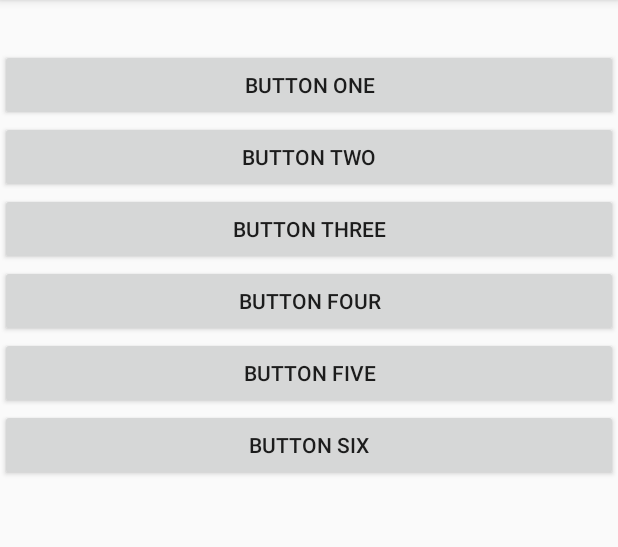
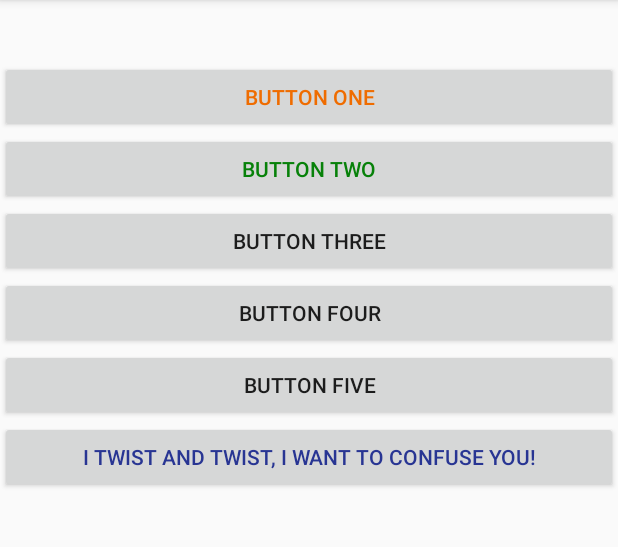
Before and after one commit to mixa4y/Oriental, an Android app: the screen it shows after launch (MainActivity), on a phone screen of 412 x 824 dp, the part 84-631 px from its top. Run offline under Robolectric (Android 15) with nearby library versions, the phone set to English and light mode, and no system bars.

Commit message:
not bad=))

```diff
--- a/app/build.gradle
+++ b/app/build.gradle
@@ -21,9 +21,9 @@ android {
 
 dependencies {
     implementation fileTree(dir: 'libs', include: ['*.jar'])
-    implementation 'androidx.appcompat:appcompat:1.0.2'
+    implementation 'androidx.appcompat:appcompat:1.1.0'
     implementation 'androidx.constraintlayout:constraintlayout:1.1.3'
     testImplementation 'junit:junit:4.12'
-    androidTestImplementation 'androidx.test.ext:junit:1.1.0'
-    androidTestImplementation 'androidx.test.espresso:espresso-core:3.1.1'
+    androidTestImplementation 'androidx.test.ext:junit:1.1.1'
+    androidTestImplementation 'androidx.test.espresso:espresso-core:3.2.0'
 }
--- a/app/src/main/res/layout-land/activity_main.xml
+++ b/app/src/main/res/layout-land/activity_main.xml
@@ -1,53 +1,99 @@
 <?xml version="1.0" encoding="utf-8"?>
 <LinearLayout xmlns:android="http://schemas.android.com/apk/res/android"
     xmlns:tools="http://schemas.android.com/tools"
+    android:id="@+id/linearLayout"
     android:layout_width="match_parent"
     android:layout_height="match_parent"
+    android:background="@android:color/background_light"
     android:orientation="vertical"
     tools:context=".MainActivity">
 
+    <LinearLayout
+        android:id="@+id/container"
+        android:layout_width="match_parent"
+        android:layout_height="wrap_content"
+        android:layout_gravity="center"
+        android:baselineAligned="false"
+        android:gravity="center"
+        android:orientation="vertical"
+        android:paddingLeft="20dp"
+        android:paddingRight="20dp">
+
+
         <TextView
+
             android:id="@+id/textHeader"
             android:layout_width="match_parent"
             android:layout_height="wrap_content"
             android:gravity="center"
-        android:textSize="24sp"
-        android:textColor="@color/colorGreen"/>
+            android:textColor="@color/colorGreen"
+            android:textSize="30sp" />
+
+        <TableLayout
+            android:id="@+id/tableLayout"
+            android:layout_width="wrap_content"
+            android:layout_height="wrap_content"
+            android:layout_gravity="center"
+            android:stretchColumns="*">
+
+            <TableRow android:id="@+id/tableRow1">
 
                 <Button
                     android:id="@+id/button1"
+                    style="@style/Widget.AppCompat.Button"
                     android:layout_width="match_parent"
                     android:layout_height="wrap_content"
-        android:text="@string/button1" />
+                    android:text="@string/button1"
+                    android:textColor="#EF6C00"
+                    />
 
                 <Button
                     android:id="@+id/button2"
+                    style="@style/Widget.AppCompat.Button"
                     android:layout_width="match_parent"
                     android:layout_height="wrap_content"
-        android:text="@string/button2" />
+                    android:text="@string/button2"
+                    android:textColor="#078109"
+                    />
+            </TableRow>
+
+            <TableRow android:id="@+id/tableRaw2">
 
                 <Button
                     android:id="@+id/button3"
+                    style="@style/Widget.AppCompat.Button"
                     android:layout_width="match_parent"
                     android:layout_height="wrap_content"
                     android:text="@string/button3" />
 
                 <Button
                     android:id="@+id/button4"
+                    style="@style/Widget.AppCompat.Button"
                     android:layout_width="match_parent"
                     android:layout_height="wrap_content"
                     android:text="@string/button4" />
+            </TableRow>
+
+            <TableRow android:id="@+id/tableRow3">
 
                 <Button
                     android:id="@+id/button5"
+                    style="@style/Widget.AppCompat.Button"
                     android:layout_width="match_parent"
                     android:layout_height="wrap_content"
                     android:text="@string/button5" />
 
                 <Button
                     android:id="@+id/button6"
+                    style="@style/Widget.AppCompat.Button"
                     android:layout_width="match_parent"
                     android:layout_height="wrap_content"
-        android:text="@string/button6" />
+                    android:text="@string/button6"
+                    android:textColor="#283593" />
+            </TableRow>
+
+        </TableLayout>
 
     </LinearLayout>
+
+</LinearLayout>
--- a/app/src/main/res/layout/activity_main.xml
+++ b/app/src/main/res/layout/activity_main.xml
@@ -1,6 +1,7 @@
 <?xml version="1.0" encoding="utf-8"?>
 <LinearLayout xmlns:android="http://schemas.android.com/apk/res/android"
     xmlns:tools="http://schemas.android.com/tools"
+    android:id="@+id/mainActivity"
     android:layout_width="match_parent"
     android:layout_height="match_parent"
     android:orientation="vertical"
@@ -12,20 +13,23 @@
         android:layout_height="wrap_content"
         android:gravity="center"
         android:textColor="@color/colorOrange"
-        android:textSize="24sp" />
+        android:textSize="30sp"/>
 
     <Button
         android:id="@+id/button1"
         android:layout_width="match_parent"
         android:layout_height="wrap_content"
-        android:text="@string/button1" />
+        android:text="@string/button1"
+        android:textColor="#EF6C00"/>
+
 
     <Button
         android:id="@+id/button2"
         android:layout_width="match_parent"
         android:layout_height="wrap_content"
-        android:text="@string/button2" />
-
+        android:text="@string/button2"
+        android:textColor="#078109"
+        />
     <Button
         android:id="@+id/button3"
         android:layout_width="match_parent"
@@ -48,6 +52,7 @@
         android:id="@+id/button6"
         android:layout_width="match_parent"
         android:layout_height="wrap_content"
-        android:text="@string/button6" />
+        android:text="@string/button6"
+        android:textColor="#283593"/>
 
 </LinearLayout>
--- a/app/src/main/res/values/colors.xml
+++ b/app/src/main/res/values/colors.xml
@@ -4,5 +4,6 @@
     <color name="colorPrimaryDark">#00574B</color>
     <color name="colorAccent">#D81B60</color>
     <color name="colorOrange">#EF6C00</color>
+    <color name="colorPurple">#AD1457</color>
     <color name="colorGreen">#078109</color>
 </resources>
--- a/app/src/main/res/values/strings.xml
+++ b/app/src/main/res/values/strings.xml
@@ -1,10 +1,12 @@
 <resources>
     <string name="app_name">Oriental</string>
+
     <string name="button1">Button ONE</string>
     <string name="button2">Button TWO</string>
     <string name="button3">Button THREE</string>
     <string name="button4">Button FOUR</string>
     <string name="button5">Button FIVE</string>
-    <string name="button6">Button SIX</string>
+    <string name="button6">I twist and twist, I want to confuse you!</string>
+
     <string name="button">button</string>
 </resources>
```
Also changed, not shown: app/src/main/AndroidManifest.xml (+5 -3 lines), app/src/main/java/com/example/oriental/ButtonOrientActivity.java (added, +48 -0 lines), app/src/main/res/layout-land/activity_button_orient.xml (added, +16 -0 lines), app/src/main/res/layout/activity_button_orient.xml (added, +16 -0 lines). Lines whose indentation alone changed are shown as unchanged.
